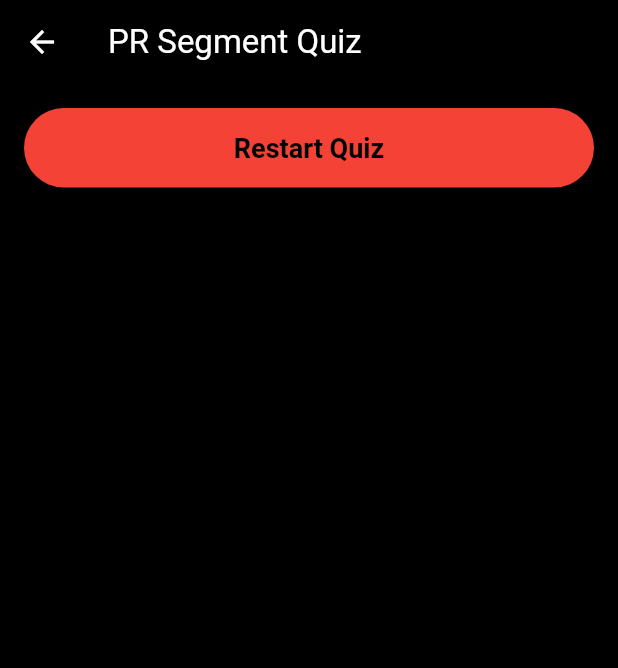
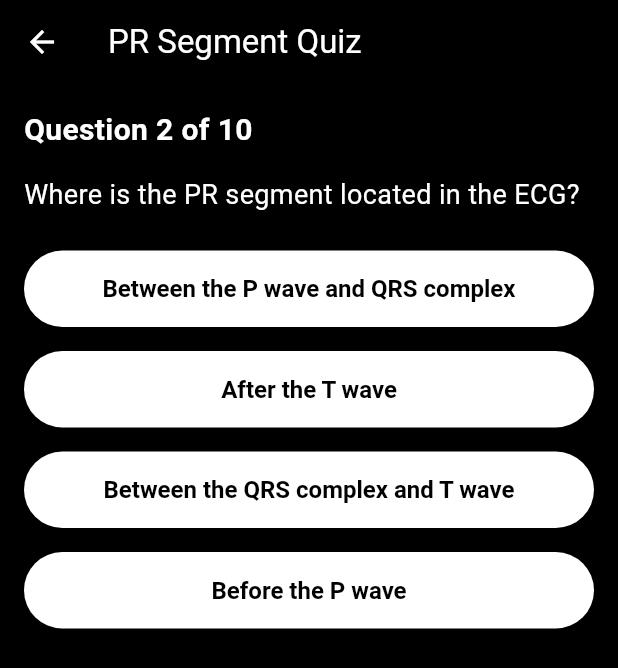
Before and after one commit to cardioverse/ECG-labs, a Flutter app: the PRSegmentQuizScreen screen opened directly, after a tap on "Atrial depolarization", on a phone screen of 412 x 824 dp. Shown: the top 668 px of the screen. Run offline on Flutter 3.47's test engine with Material 3 defaults, Android fonts, the phone set to English and light mode, and no system bars; our stand-ins replace carousel_slider, cloud_firestore, firebase_auth, firebase_core, firebase_storage, flutter_dotenv and 4 more; accounts and stored records are empty.

Commit message:
updated PR segment quiz

```diff
--- a/lib/topics_completion_tracker/pr_segment_quiz_screen.dart
+++ b/lib/topics_completion_tracker/pr_segment_quiz_screen.dart
@@ -10,7 +10,7 @@ class PRSegmentQuizScreen extends StatefulWidget {
 class _PRSegmentQuizScreenState extends State<PRSegmentQuizScreen> {
   int currentQuestionIndex = 0;
   int score = 0;
-  bool showResetButton = false;
+  final int passThreshold = 8;
 
   final List<Map<String, dynamic>> questions = [
     {
@@ -53,11 +53,73 @@ class _PRSegmentQuizScreenState extends State<PRSegmentQuizScreen> {
       ],
       'answer': 0,
     },
+    {
+      'question': 'What is the normal duration of the PR segment?',
+      'options': [
+        '40-120 ms',
+        '50-150 ms',
+        '120-200 ms',
+        '200-300 ms'
+      ],
+      'answer': 2,
+    },
+    {
+      'question': 'Which condition can cause PR segment depression?',
+      'options': [
+        'Pericarditis',
+        'Atrial fibrillation',
+        'Left bundle branch block',
+        'Hyperkalemia'
+      ],
+      'answer': 0,
+    },
+    {
+      'question': 'What does an elevated PR segment indicate?',
+      'options': [
+        'Pericarditis',
+        'Atrial enlargement',
+        'Hypercalcemia',
+        'Sinus tachycardia'
+      ],
+      'answer': 1,
+    },
+    {
+      'question': 'Which electrolyte imbalance can affect the PR segment?',
+      'options': [
+        'Hypokalemia',
+        'Hypercalcemia',
+        'Hyponatremia',
+        'Hypomagnesemia'
+      ],
+      'answer': 0,
+    },
+    {
+      'question': 'Which of these conditions does NOT affect the PR segment?',
+      'options': [
+        'AV block',
+        'Myocarditis',
+        'Atrial fibrillation',
+        'Ventricular hypertrophy'
+      ],
+      'answer': 3,
+    },
+    {
+      'question': 'What is the usual cause of a variable PR segment?',
+      'options': [
+        'Wandering atrial pacemaker',
+        'Hyperkalemia',
+        'Atrial flutter',
+        'Sinus tachycardia'
+      ],
+      'answer': 0,
+    },
   ];
 
   void _checkAnswer(int selectedIndex) {
     if (selectedIndex == questions[currentQuestionIndex]['answer']) {
       score++;
+    }
+
     setState(() {
       if (currentQuestionIndex < questions.length - 1) {
         currentQuestionIndex++;
@@ -65,17 +127,12 @@ class _PRSegmentQuizScreenState extends State<PRSegmentQuizScreen> {
         _showCompletionDialog();
       }
     });
-    } else {
-      setState(() {
-        showResetButton = true;
-      });
-    }
   }
 
   Future<void> _storeCompletionStatus() async {
     try {
       User? user = FirebaseAuth.instance.currentUser;
-      if (user != null && score == questions.length) {
+      if (user != null && score >= passThreshold) {
         String uid = user.uid;
         DocumentReference userDoc = FirebaseFirestore.instance.collection('userProgress').doc(uid);
 
@@ -84,7 +141,7 @@ class _PRSegmentQuizScreenState extends State<PRSegmentQuizScreen> {
         }, SetOptions(merge: true));
       }
     } catch (e) {
-      print('Error storing completion status: $e');
+      print('Error storing completion status: \$e');
     }
   }
 
@@ -110,14 +167,6 @@ class _PRSegmentQuizScreenState extends State<PRSegmentQuizScreen> {
     );
   }
 
-  void _resetQuiz() {
-    setState(() {
-      currentQuestionIndex = 0;
-      score = 0;
-      showResetButton = false;
-    });
-  }
-
   @override
   Widget build(BuildContext context) {
     return Scaffold(
@@ -131,7 +180,6 @@ class _PRSegmentQuizScreenState extends State<PRSegmentQuizScreen> {
         child: Column(
           crossAxisAlignment: CrossAxisAlignment.start,
           children: [
-            if (!showResetButton) ...[
             Text(
               'Question ${currentQuestionIndex + 1} of ${questions.length}',
               style: TextStyle(
@@ -154,7 +202,7 @@ class _PRSegmentQuizScreenState extends State<PRSegmentQuizScreen> {
                 padding: const EdgeInsets.symmetric(vertical: 8.0),
                 child: ElevatedButton(
                   style: ElevatedButton.styleFrom(
-                      backgroundColor: Colors.grey[800],
+                    backgroundColor: Colors.white,
                     padding: EdgeInsets.symmetric(vertical: 16.0, horizontal: 24.0),
                     textStyle: TextStyle(fontSize: 16, fontWeight: FontWeight.bold),
                   ),
@@ -163,19 +211,6 @@ class _PRSegmentQuizScreenState extends State<PRSegmentQuizScreen> {
                 ),
               );
             }),
-            ] else ...[
-              Center(
-                child: ElevatedButton(
-                  style: ElevatedButton.styleFrom(
-                    backgroundColor: Colors.red,
-                    padding: EdgeInsets.symmetric(vertical: 16.0, horizontal: 24.0),
-                    textStyle: TextStyle(fontSize: 18, fontWeight: FontWeight.bold),
-                  ),
-                  onPressed: _resetQuiz,
-                  child: Text('Restart Quiz'),
-                ),
-              ),
-            ],
           ],
         ),
       ),
--- a/lib/topics_completion_tracker/st_segment_quiz_screen.dart
+++ b/lib/topics_completion_tracker/st_segment_quiz_screen.dart
@@ -181,7 +181,7 @@ class _STSegmentQuizScreenState extends State<STSegmentQuizScreen> {
           crossAxisAlignment: CrossAxisAlignment.start,
           children: [
             Text(
-              'Question \${currentQuestionIndex + 1} of \${questions.length}',
+              'Question ${currentQuestionIndex + 1} of ${questions.length}',
               style: TextStyle(
                 color: Colors.white,
                 fontSize: 20,
```
Lines whose indentation alone changed are shown as unchanged.
